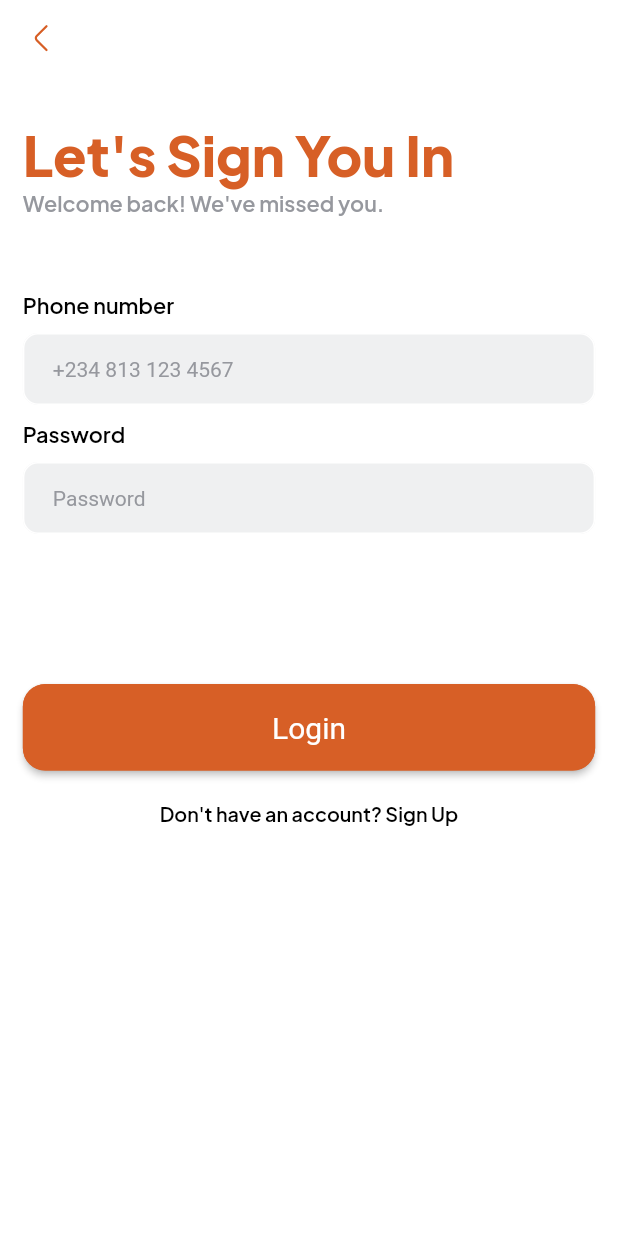
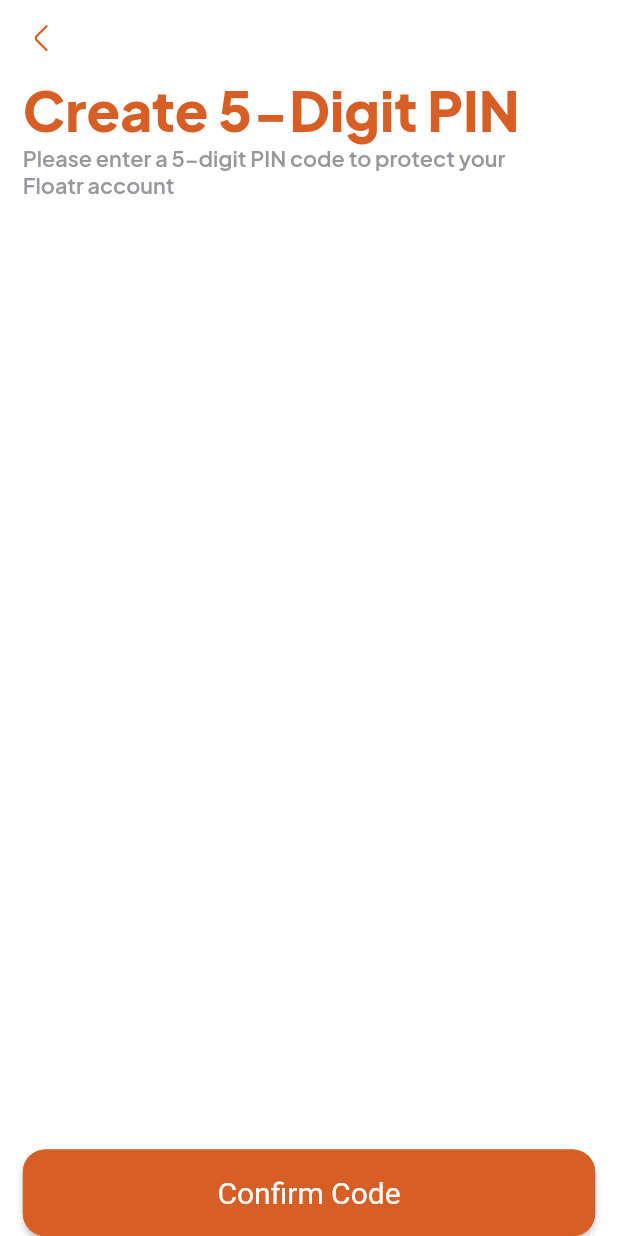
Before and after one commit to UcheAzubuko/floatr-v1, a Flutter app: the LoginScreen screen opened by its route, after a tap on "Login", on a phone screen of 412 x 824 dp. Run offline on Flutter 3.47's test engine with Material 2 defaults, Android fonts, the phone set to English and light mode, and no system bars; our stand-ins replace dotted_border, flutter_svg, get_it, google_fonts, otp_text_field, smooth_page_indicator; project files that could hold a hidden picture were left out.

Commit message:
update: create pin screen added

```diff
--- /dev/null
+++ b/lib/app/features/authentication/view/create_pin_screen.dart
@@ -0,0 +1,84 @@
+import 'package:floatr/app/extensions/padding.dart';
+import 'package:floatr/app/extensions/sized_context.dart';
+import 'package:flutter/material.dart';
+import 'package:flutter/services.dart';
+import 'package:otp_text_field/otp_text_field.dart';
+import 'package:otp_text_field/style.dart';
+
+import '../../../../core/misc/dependency_injectors.dart';
+import '../../../../core/route/navigation_service.dart';
+import '../../../../core/route/route_names.dart';
+import '../../../../core/utils/app_colors.dart';
+import '../../../../core/utils/spacing.dart';
+import '../../../widgets/app_text.dart';
+import '../../../widgets/custom_appbar.dart';
+import '../../../widgets/general_button.dart';
+
+class CreatePinScreen extends StatelessWidget {
+  const CreatePinScreen({super.key});
+
+  @override
+  Widget build(BuildContext context) {
+    NavigationService navigationService = di<NavigationService>();
+    return Scaffold(
+      appBar: CustomAppBar(),
+      body: SafeArea(
+        child: Column(
+          crossAxisAlignment: CrossAxisAlignment.start,
+          children: [
+            // verify screen
+            AppText(
+              text: 'Create 5-Digit PIN',
+              color: AppColors.primaryColor,
+              fontWeight: FontWeight.w900,
+              size: context.widthPx * 0.089,
+            ),
+
+            AppText(
+              text: '''Please enter a 5-digit PIN code to protect your
+Floatr account''',
+              color: AppColors.grey,
+              fontWeight: FontWeight.w600,
+              size: context.widthPx * 0.035,
+            ),
+
+            const VerticalSpace(
+              size: 60,
+            ),
+
+            // pin field
+
+            // OTPTextField(
+            //   length: 4,
+            //   width: context.widthPx,
+            //   fieldStyle: FieldStyle.box,
+            //   fieldWidth: context.widthPx * 0.18,
+            //   style: TextStyle(fontSize: context.widthPx * 0.12),
+            //   outlineBorderRadius: 15,
+            //   inputFormatter: [
+            //     FilteringTextInputFormatter.digitsOnly,
+            //   ],
+            //   otpFieldStyle: OtpFieldStyle(
+            //     backgroundColor: AppColors.grey.withOpacity(0.1),
+            //     enabledBorderColor: Colors.transparent,
+            //   ),
+            // ),
+
+            const Spacer(),
+
+            GeneralButton(
+              onPressed: () =>
+                  navigationService.navigateTo(RouteName.verifyBVN),
+              buttonTextColor: Colors.white,
+              child: const Text(
+                'Confirm Code',
+                style: TextStyle(color: Colors.white),
+              ),
+            )
+          ],
+        ),
+      ).paddingSymmetric(horizontal: context.widthPx * 0.037),
+    );
+
+  }
+}
--- a/lib/app/features/authentication/view/login_screen.dart
+++ b/lib/app/features/authentication/view/login_screen.dart
@@ -2,10 +2,13 @@
 import 'package:floatr/app/extensions/sized_context.dart';
 import 'package:floatr/app/widgets/app_text.dart';
 import 'package:floatr/app/widgets/general_button.dart';
+import 'package:floatr/core/route/navigation_service.dart';
+import 'package:floatr/core/route/route_names.dart';
 import 'package:floatr/core/utils/app_colors.dart';
 import 'package:floatr/core/utils/spacing.dart';
 import 'package:flutter/material.dart';
 
+import '../../../../core/misc/dependency_injectors.dart';
 import '../../../widgets/custom_appbar.dart';
 import '../../../widgets/text_field.dart';
 
@@ -17,6 +20,7 @@
 }
 
 class _LoginScreenState extends State<LoginScreen> {
+  NavigationService navigationService = di<NavigationService>();
   @override
   Widget build(BuildContext context) {
     return Scaffold(
@@ -82,7 +86,7 @@
             const VerticalSpace(size: 100),
 
             GeneralButton(
-              onPressed: () {},
+              onPressed: () => navigationService.navigateTo(RouteName.createPin),
               child: const Text('Login'),
             ),
 
--- a/lib/core/route/route_names.dart
+++ b/lib/core/route/route_names.dart
@@ -6,4 +6,5 @@
   static const String verifyBVN = 'verifyBVN';
   static const String takeSelfie = 'takeSelfie';
   static const String confirmDetails = 'confirmDetails';
+  static const String createPin = 'createPin';
 }
--- a/lib/core/route/router.dart
+++ b/lib/core/route/router.dart
@@ -1,4 +1,5 @@
 import 'package:floatr/app/features/authentication/view/confirm_details_screen.dart';
+import 'package:floatr/app/features/authentication/view/create_pin_screen.dart';
 import 'package:floatr/app/features/authentication/view/login_screen.dart';
 import 'package:floatr/app/features/authentication/view/sign_up_screen.dart';
 import 'package:floatr/app/features/authentication/view/take_selfie_screen.dart';
@@ -25,6 +26,8 @@
         return MaterialPageRoute(builder: (_) => const TakeSelefieScreen());
       case RouteName.confirmDetails:
         return MaterialPageRoute(builder: (_) => const ConfirmDetailsScreen());
+      case RouteName.createPin:
+        return MaterialPageRoute(builder: (_) => const CreatePinScreen());
       default:
         return MaterialPageRoute(builder: (_) => const SplashScreen());
     }
```
